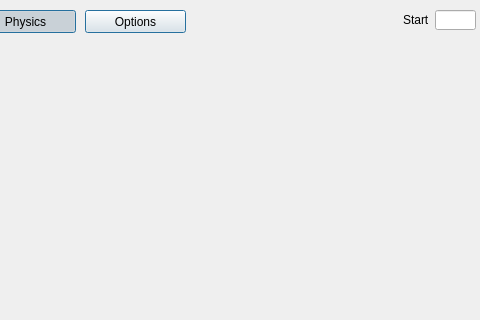
oaayoub/Graph-Solver, file AI.ui: the form before one commit; both pictures show x 305 to 785 and y 0 to 320 of the 896 by 648 pixel window.
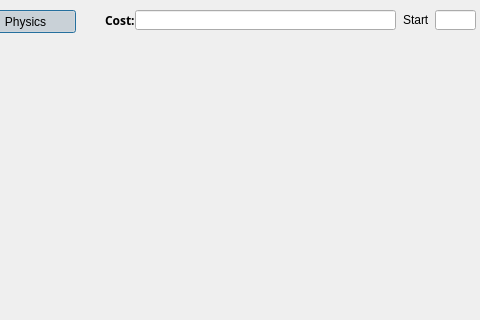
The form after the commit.

Patch:
```diff
--- a/AI.ui
+++ b/AI.ui
@@ -302,27 +302,42 @@
      </rect>
     </property>
    </widget>
-   <widget class="QPushButton" name="Options_button">
+   <widget class="QLabel" name="Cost_label">
     <property name="geometry">
      <rect>
-      <x>390</x>
+      <x>410</x>
       <y>10</y>
-      <width>101</width>
-      <height>23</height>
+      <width>31</width>
+      <height>21</height>
      </rect>
     </property>
+    <property name="font">
+     <font>
+      <family>Yu Gothic UI Semibold</family>
+      <pointsize>9</pointsize>
+      <weight>75</weight>
+      <bold>true</bold>
+     </font>
+    </property>
     <property name="text">
-     <string>Options</string>
+     <string>Cost:</string>
     </property>
-    <property name="checkable">
+   </widget>
+   <widget class="QLineEdit" name="Cost_line_edit">
+    <property name="geometry">
+     <rect>
+      <x>440</x>
+      <y>10</y>
+      <width>261</width>
+      <height>20</height>
+     </rect>
+    </property>
+    <property name="readOnly">
      <bool>true</bool>
     </property>
-    <property name="checked">
+    <property name="clearButtonEnabled">
      <bool>false</bool>
     </property>
-    <property name="default">
-     <bool>true</bool>
-    </property>
    </widget>
   </widget>
   <widget class="QStatusBar" name="statusbar"/>
```
